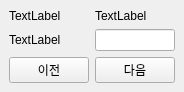
The window that UI/Grading31.ui (yuj09161/grademanage) describes before a commit, drawn with Qt 5.
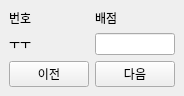
The same window after the commit.

Patch:
```diff
--- a/UI/Grading31.ui
+++ b/UI/Grading31.ui
@@ -24,7 +24,7 @@
        </sizepolicy>
       </property>
       <property name="text">
-       <string>TextLabel</string>
+       <string>배점</string>
       </property>
      </widget>
     </item>
@@ -37,7 +37,7 @@
        </sizepolicy>
       </property>
       <property name="text">
-       <string>TextLabel</string>
+       <string>번호</string>
       </property>
      </widget>
     </item>
@@ -60,7 +60,7 @@
        </sizepolicy>
       </property>
       <property name="text">
-       <string>TextLabel</string>
+       <string>ㅜㅜ</string>
       </property>
      </widget>
     </item>
```
Left out of the diff: 6 changed lines with no effect on the pictures.
